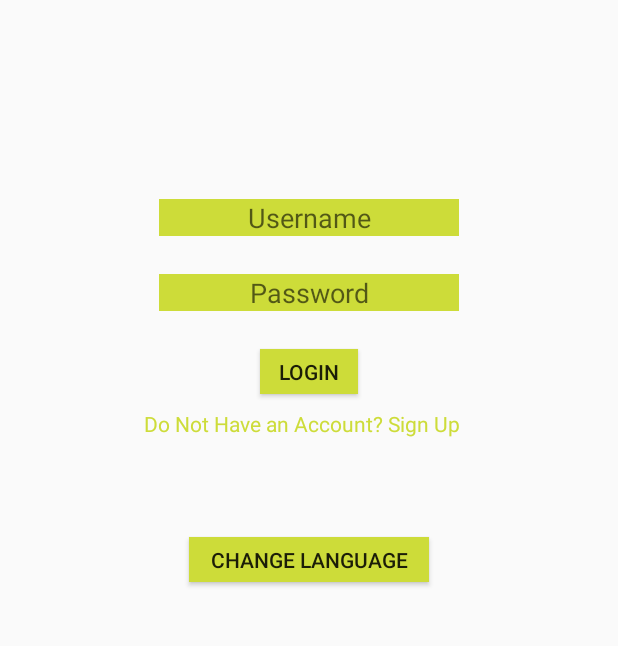
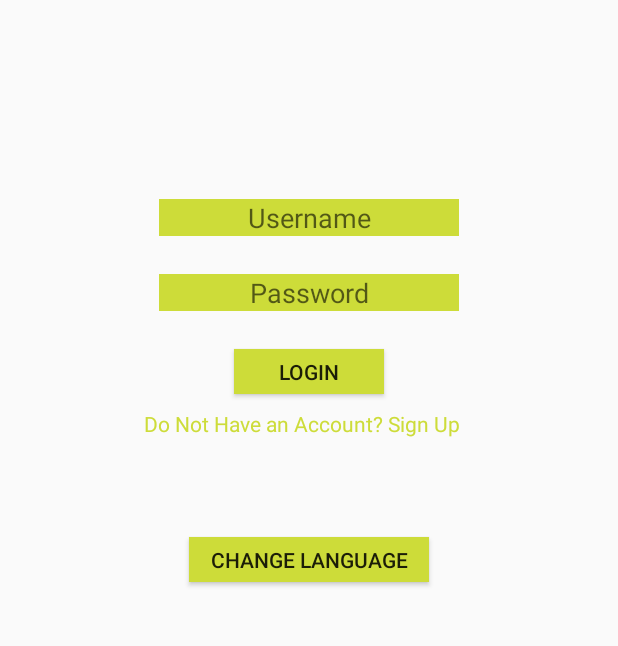
Before and after one commit to S-Brien/C2G_v2, an Android app: the screen it shows after launch (MainActivity), on a phone screen of 412 x 824 dp, the part 335-981 px from its top. Run offline under Robolectric (Android 15) with nearby library versions, the phone set to English and light mode, and no system bars.

Commit message:
Small Button Changes, to make it easier to see some words after the languages have changed.

```diff
--- a/app/src/main/res/layout/activity_main.xml
+++ b/app/src/main/res/layout/activity_main.xml
@@ -46,17 +46,18 @@
         android:layout_marginTop="400dp"
         android:background="#CDDC39"
         android:text="@string/loginBtnTxt"
-        android:layout_width="65sp"
+        android:layout_width="100sp"
         android:layout_height="30sp"
         android:id="@+id/logBtn"
         />
 
     <TextView
         android:layout_width="220sp"
-        android:layout_height="30sp"
+        android:layout_height="45sp"
         android:layout_centerHorizontal="true"
         android:layout_marginTop="440dp"
         android:textColor="#cddc39"
+        android:textSize="14sp"
         android:text="@string/signUpTxt"
         android:id="@+id/signTxt"
         />
```
